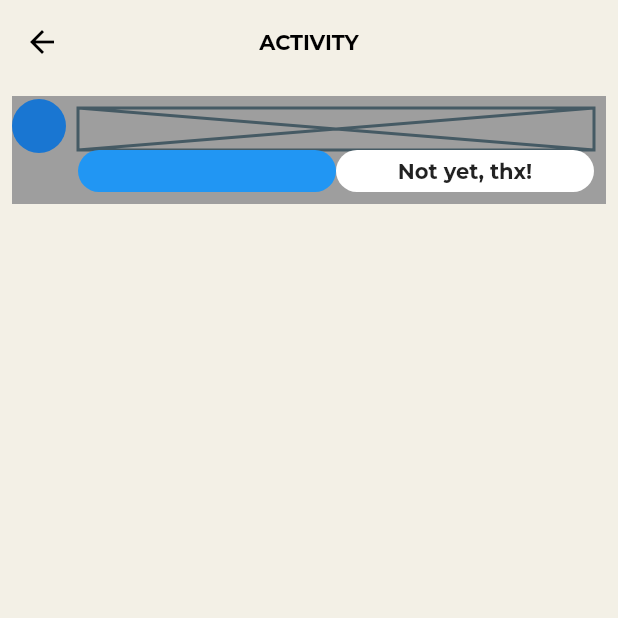
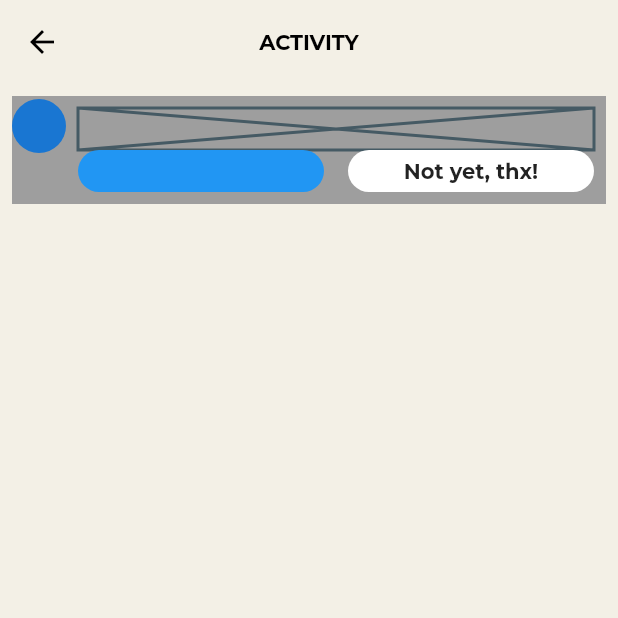
Before and after one commit to JAICHANGPARK/flutter_notebook_11th_story, a Flutter app: the NotificationPage screen opened directly, on a phone screen of 412 x 824 dp, the top half of it. Run offline on Flutter 3.47's test engine with Material 2 defaults, Android fonts, the phone set to English and light mode, and no system bars; our stand-ins replace backdrop, badges, flutter_inner_drawer, flutter_slidable, google_fonts.

Commit message:
Update notification_page.dart

```diff
--- a/lib/ep701_clubhouse/ui/notification_page.dart
+++ b/lib/ep701_clubhouse/ui/notification_page.dart
@@ -56,6 +56,7 @@ class _NotificationPageState extends State<NotificationPage> {
                                             color: Colors.blue,
                                           ),
                                         )),
+                                        SizedBox(width: 16,),
                                         Expanded(child: Container(
                                           decoration: ShapeDecoration(
                                             shape: StadiumBorder(),
```
